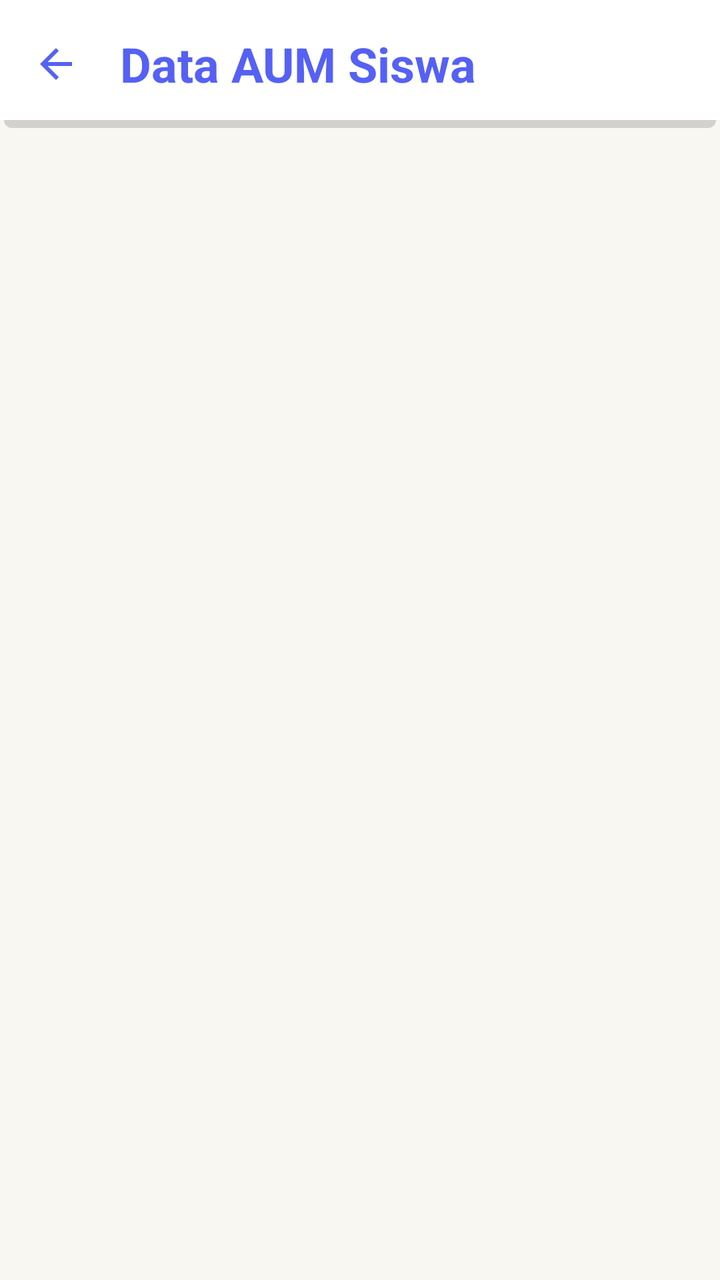
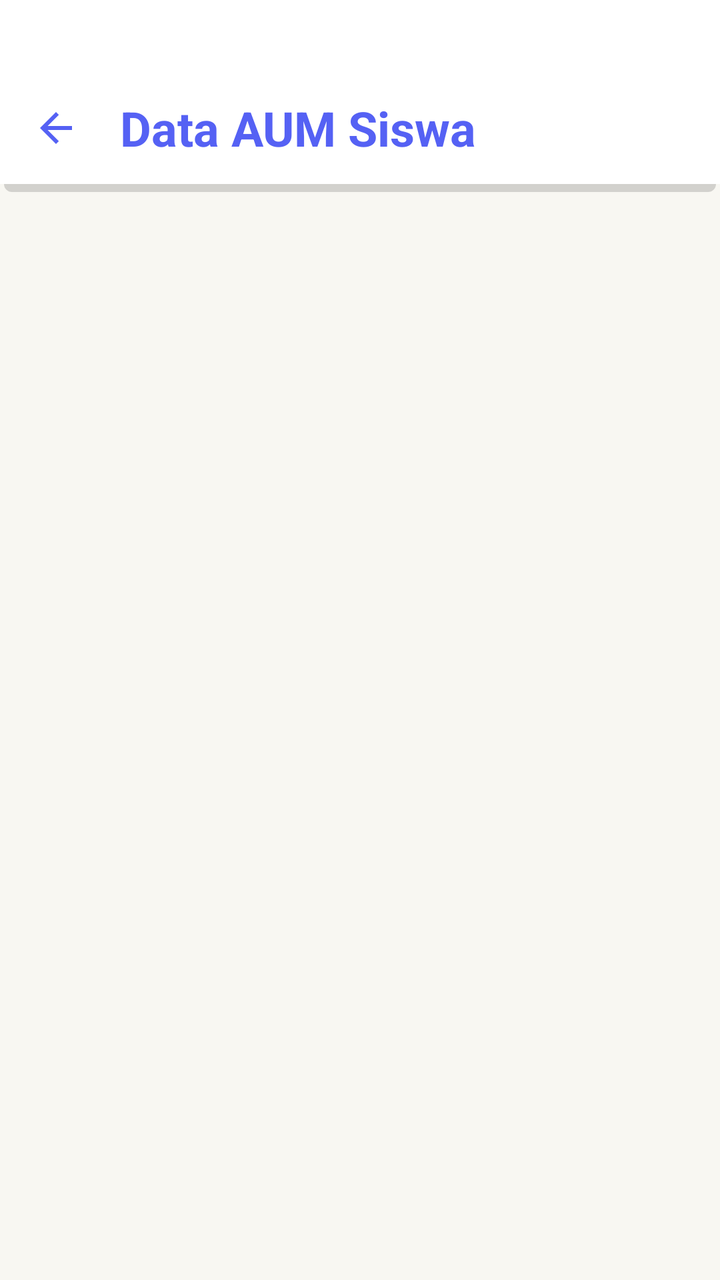

Before-and-after screenshots of an Android layout around one commit, followed by the original layout XML and the change that was made.
<!-- AndroidManifest.xml: application theme Theme.BkNova -->
<!-- res/layout/fragment_daftar_kelas_aum_bk.xml -->
<?xml version="1.0" encoding="utf-8"?>
<androidx.coordinatorlayout.widget.CoordinatorLayout xmlns:android="http://schemas.android.com/apk/res/android"
    xmlns:app="http://schemas.android.com/apk/res-auto"
    xmlns:tools="http://schemas.android.com/tools"
    android:layout_width="match_parent"
    android:layout_height="match_parent"
    android:background="@color/background_cream">

    <com.google.android.material.appbar.AppBarLayout
        android:layout_width="match_parent"
        android:layout_height="wrap_content"
        android:background="@drawable/bg_header"
        app:elevation="0dp">

        <com.google.android.material.appbar.MaterialToolbar
            android:id="@+id/toolbar_kelas_aum"
            android:layout_width="match_parent"
            android:layout_height="?attr/actionBarSize"
            app:title="Data AUM Siswa"
            app:titleTextAppearance="@style/ToolbarTitleBold"
            app:titleTextColor="@color/brand_primary"
            app:navigationIcon="@drawable/ic_arrow_back"
            app:navigationIconTint="@color/brand_primary" />
    </com.google.android.material.appbar.AppBarLayout>

    <FrameLayout
        android:layout_width="match_parent"
        android:layout_height="match_parent"
        app:layout_behavior="@string/appbar_scrolling_view_behavior">

        <androidx.recyclerview.widget.RecyclerView
            android:id="@+id/rv_daftar_kelas_aum"
            android:layout_width="match_parent"
            android:layout_height="match_parent"
            android:clipToPadding="false"
            android:padding="12dp"
            tools:listitem="@layout/item_kelas_bk" />

        <ProgressBar
            android:id="@+id/pb_loading_aum"
            android:layout_width="wrap_content"
            android:layout_height="wrap_content"
            android:layout_gravity="center"
            android:visibility="gone" />

        <TextView
            android:id="@+id/tv_empty_aum"
            android:layout_width="wrap_content"
            android:layout_height="wrap_content"
            android:layout_gravity="center"
            android:text="Belum ada data kelas"
            android:textColor="@color/text_color_secondary"
            android:visibility="gone" />
    </FrameLayout>

</androidx.coordinatorlayout.widget.CoordinatorLayout>
<!-- res/layout/item_kelas_bk.xml (included above) -->
<?xml version="1.0" encoding="utf-8"?>
<com.google.android.material.card.MaterialCardView xmlns:android="http://schemas.android.com/apk/res/android"
    xmlns:app="http://schemas.android.com/apk/res-auto"
    android:layout_width="match_parent"
    android:layout_height="wrap_content"
    android:layout_marginBottom="12dp"
    app:cardCornerRadius="16dp"
    app:cardElevation="2dp"
    app:strokeWidth="0dp"
    android:clickable="true"
    android:focusable="true"
    android:foreground="?attr/selectableItemBackground">

    <LinearLayout
        android:layout_width="match_parent"
        android:layout_height="wrap_content"
        android:gravity="center_vertical"
        android:orientation="horizontal"
        android:background="@drawable/bg_grid_shadow"
        android:padding="16dp">

        <com.google.android.material.imageview.ShapeableImageView
            android:layout_width="25dp"
            android:layout_height="30dp"
            android:background="@color/accent_pink_soft"
            app:shapeAppearance="@style/ShapeAppearanceOverlay.Material3.Chip"
            android:src="@drawable/img_7"
            app:tint="@color/brand_primary" />

        <LinearLayout
            android:layout_width="0dp"
            android:layout_height="wrap_content"
            android:layout_weight="1"
            android:layout_marginStart="16dp"
            android:orientation="vertical">

            <TextView
                android:id="@+id/tv_nama_kelas"
                android:layout_width="wrap_content"
                android:layout_height="wrap_content"
                android:text="Nama Kelas"
                android:textColor="@color/text_color_primary"
                android:textSize="16sp"
                android:textStyle="bold" />

            <TextView
                android:id="@+id/tv_tingkat_jurusan"
                android:layout_width="wrap_content"
                android:layout_height="wrap_content"
                android:layout_marginTop="2dp"
                android:text="Tingkat - Jurusan"
                android:textColor="@color/text_color_secondary"
                android:textSize="12sp" />
        </LinearLayout>

        <ImageView
            android:layout_width="24dp"
            android:layout_height="24dp"
            android:src="@drawable/ic_chevron_right"
            app:tint="@color/brand_primary" />

    </LinearLayout>
</com.google.android.material.card.MaterialCardView>
<!-- resources referenced by this layout -->
<resources>
  <color name="accent_pink_soft">#FFECF3</color>
  <color name="background_cream">#F8F7F2</color>
  <color name="brand_primary">#5561F4</color>
  <color name="text_color_primary">#2A1E33</color>
  <color name="text_color_secondary">#6B5E75</color>
  <!-- drawable bg_grid_shadow (drawable) -->
  <?xml version="1.0" encoding="utf-8"?>
  <layer-list xmlns:android="http://schemas.android.com/apk/res/android">
  
      
      <item
          android:left="4dp"
  
          android:top="4dp">
  
          <shape android:shape="rectangle">
              <solid android:color="#32000000" />
              <corners android:radius="12dp" />
          </shape>
  
      </item>
  
      
      <item
          android:right="4dp"
          android:bottom="4dp">
  
          <shape android:shape="rectangle">
              <solid android:color="#FFFFFF" />
              <corners android:radius="12dp" />
          </shape>
  
      </item>
  
  </layer-list>
  <!-- drawable bg_header (drawable) -->
  <?xml version="1.0" encoding="utf-8"?>
  <layer-list xmlns:android="http://schemas.android.com/apk/res/android">
  
      
      <item
          android:left="2dp"
          android:right="2dp"
          android:top="4dp">
  
          <shape android:shape="rectangle">
  
              <solid android:color="#27000000"/>
              <corners android:radius="4dp" />
            />
          </shape>
  
      </item>
  
      
      <item
          android:right="0dp"
          android:bottom="4dp">
  
          <shape android:shape="rectangle">
              <solid android:color="#FFFFFF" />
               />
          </shape>
  
      </item>
  
  </layer-list>
  <!-- drawable ic_arrow_back (drawable) -->
  <vector xmlns:android="http://schemas.android.com/apk/res/android"
      android:width="24dp"
      android:height="24dp"
      android:viewportWidth="24"
      android:viewportHeight="24">
      <path
          android:fillColor="#FF000000"
          android:pathData="M20,11H7.83l5.59,-5.59L12,4l-8,8 8,8 1.41,-1.41L7.83,13H20v-2z" />
  </vector>
  <!-- drawable ic_chevron_right (drawable) -->
  <vector xmlns:android="http://schemas.android.com/apk/res/android"
      android:width="24dp"
      android:height="24dp"
      android:viewportWidth="24"
      android:viewportHeight="24">
      <path
          android:fillColor="#000000"
          android:pathData="M10,6L8.59,7.41 13.17,12l-4.58,4.59L10,18l6,-6z"/>
  </vector>
  <style name="ToolbarTitleBold" parent="TextAppearance.Material3.TitleLarge">
          <item name="android:textStyle">bold</item>
          <item name="android:textSize">24sp</item>
      </style>
  <style name="Theme.BkNova" parent="Base.Theme.BkNova" />
  <color name="white">#FFFFFFFF</color>
  <color name="brand_soft">#F0E6FC</color>
  <color name="accent_pink">#FF7FAF</color>
  <color name="accent_peach">#FFC6BF</color>
  <color name="accent_peach_soft">#FFE8E5</color>
  <color name="divider_color">#E8E3DC</color>
  <color name="red_text">#DC2626</color>
  <color name="red_light">#FEE2E2</color>
  <!-- unchanged entries left out for length: 2 -->
</resources>

<!-- the commit's change to res/layout/fragment_daftar_kelas_aum_bk.xml (unified diff, before → after) -->
@@ -10,7 +10,8 @@
         android:layout_width="match_parent"
         android:layout_height="wrap_content"
         android:background="@drawable/bg_header"
-        app:elevation="0dp">
+        app:elevation="0dp"
+        android:paddingTop="32dp">
 
         <com.google.android.material.appbar.MaterialToolbar
             android:id="@+id/toolbar_kelas_aum"
